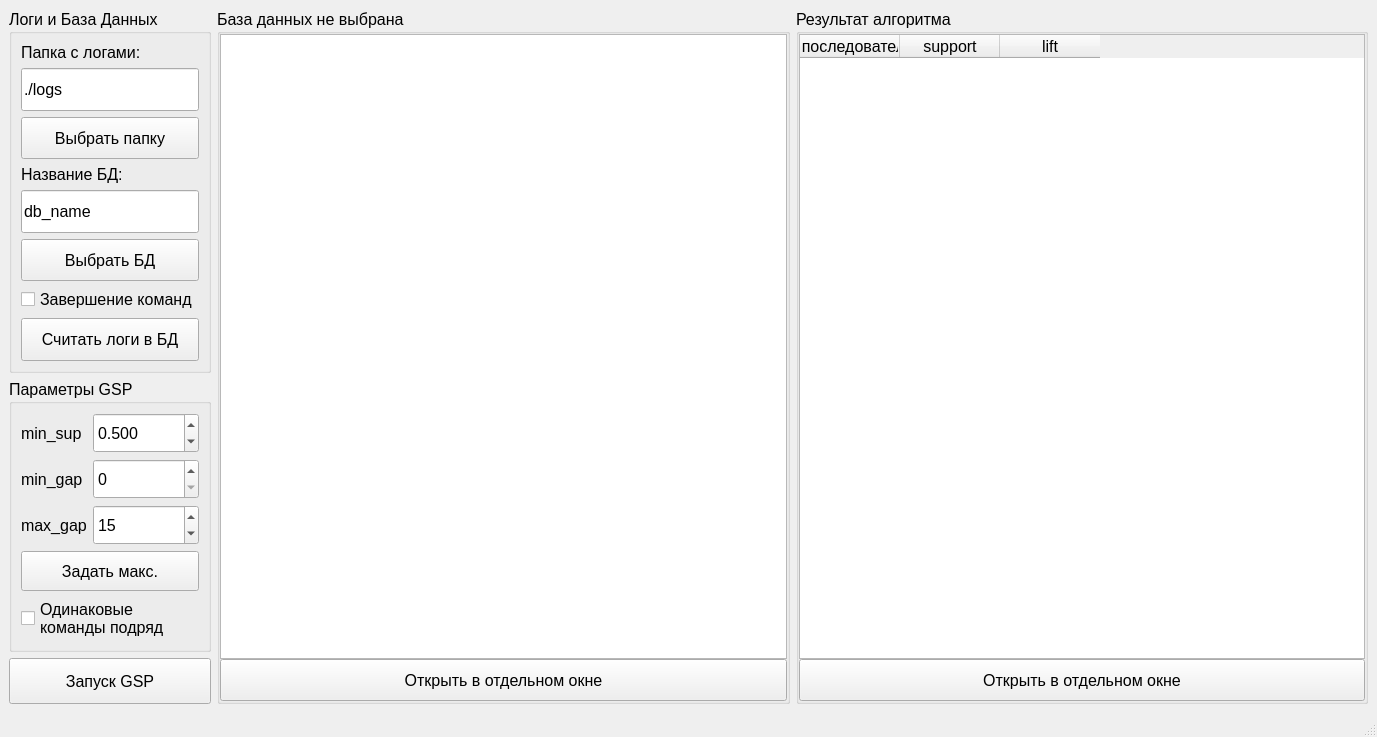
Above: GSP_adapt/MainWindow.ui from Inlucker/GSP before the change. Below: the same form after it.
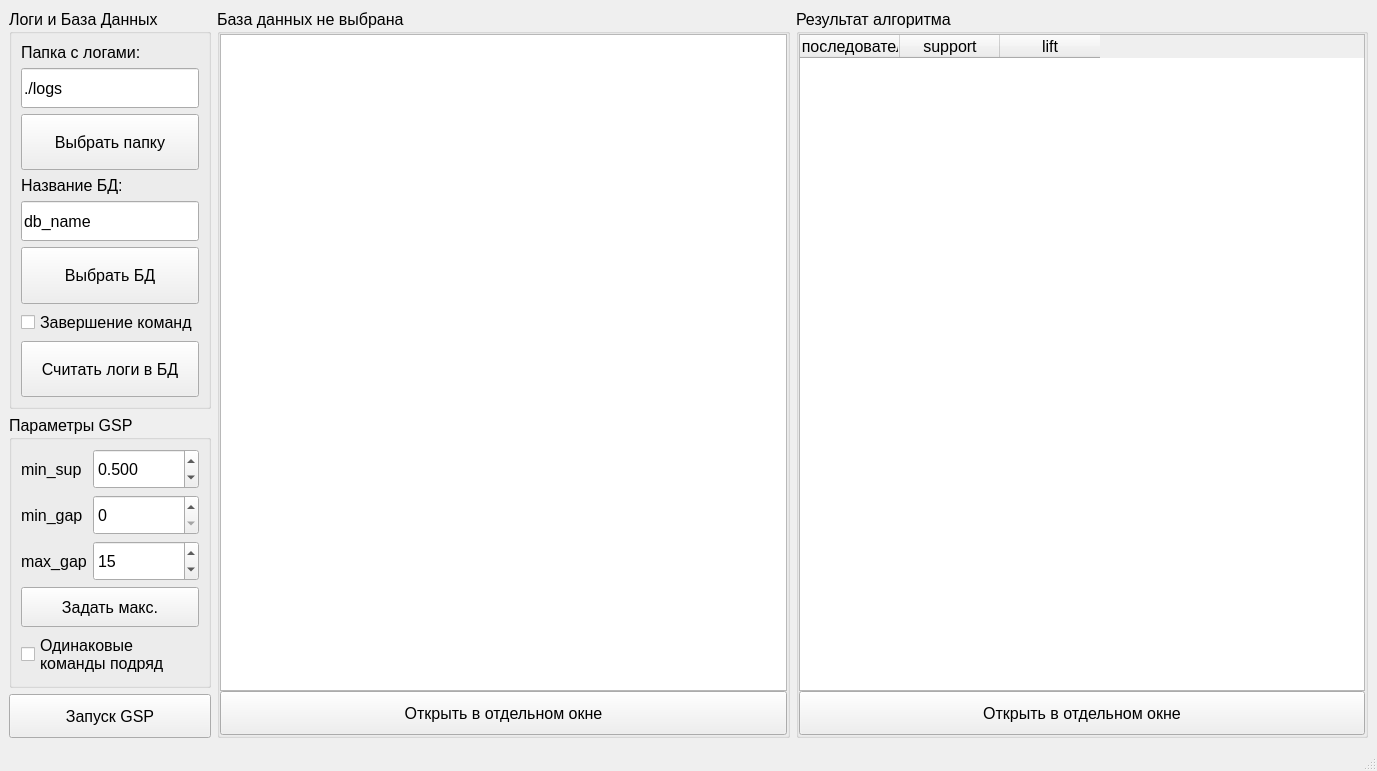
That is the form after the change.

Diff of the .ui file:
```diff
--- a/GSP_adapt/MainWindow.ui
+++ b/GSP_adapt/MainWindow.ui
@@ -7,7 +7,7 @@
     <x>0</x>
     <y>0</y>
     <width>1377</width>
-    <height>737</height>
+    <height>771</height>
    </rect>
   </property>
   <property name="font">
@@ -21,7 +21,7 @@
   <widget class="QWidget" name="centralwidget">
    <layout class="QHBoxLayout" name="horizontalLayout" stretch="1,3,3">
     <item>
-     <layout class="QVBoxLayout" name="verticalLayout_5" stretch="8,0,1">
+     <layout class="QVBoxLayout" name="verticalLayout_5" stretch="9,6,1">
       <item>
        <widget class="QGroupBox" name="groupBox_2">
         <property name="sizePolicy">
@@ -33,7 +33,7 @@
         <property name="title">
          <string>Логи и База Данных</string>
         </property>
-        <layout class="QVBoxLayout" name="verticalLayout" stretch="0,1,1,0,1,1,1,1">
+        <layout class="QVBoxLayout" name="verticalLayout" stretch="0,0,1,0,0,1,0,1">
          <item>
           <widget class="QLabel" name="dir_name_label">
            <property name="sizePolicy">
@@ -176,7 +176,7 @@
         <property name="title">
          <string>Параметры GSP</string>
         </property>
-        <layout class="QVBoxLayout" name="verticalLayout_4" stretch="3,1,1">
+        <layout class="QVBoxLayout" name="verticalLayout_4" stretch="1,1,0">
          <item>
           <layout class="QGridLayout" name="gridLayout">
            <item row="0" column="0">
```
Left out of the diff: 2 changed lines with no effect on the pictures.
